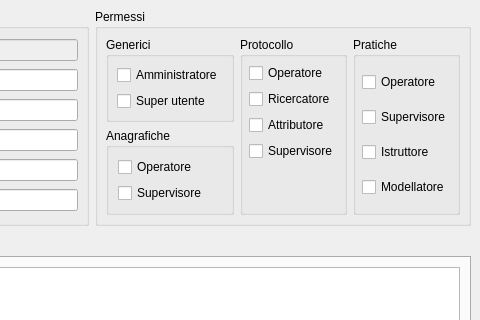
Before: the Qt Designer form src/com/axiastudio/suite/base/forms/utente.ui in tizianolattisi/suitegda, drawn with Qt 5; both pictures show x 228 to 708 and y 0 to 320 of the 708 by 431 pixel window.
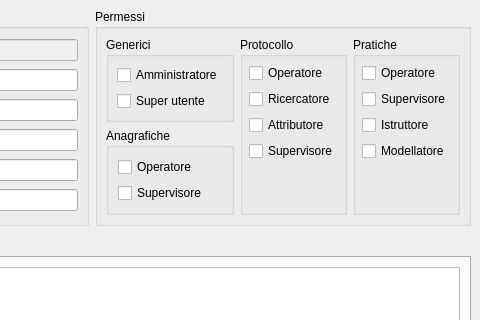
After: the same form once the commit is applied. Custom widgets are drawn as their Qt base class.

Commit message: Flag istruttore pratiche.

Diff of the .ui file:
```diff
--- a/src/com/axiastudio/suite/base/forms/utente.ui
+++ b/src/com/axiastudio/suite/base/forms/utente.ui
@@ -284,6 +284,19 @@
             </property>
            </widget>
           </item>
+          <item>
+           <spacer name="verticalSpacer_2">
+            <property name="orientation">
+             <enum>Qt::Vertical</enum>
+            </property>
+            <property name="sizeHint" stdset="0">
+             <size>
+              <width>20</width>
+              <height>65</height>
+             </size>
+            </property>
+           </spacer>
+          </item>
          </layout>
         </widget>
        </item>
```
Left out of the diff: 4 changed lines with no effect on the pictures. The commit also changes 2 other files.
